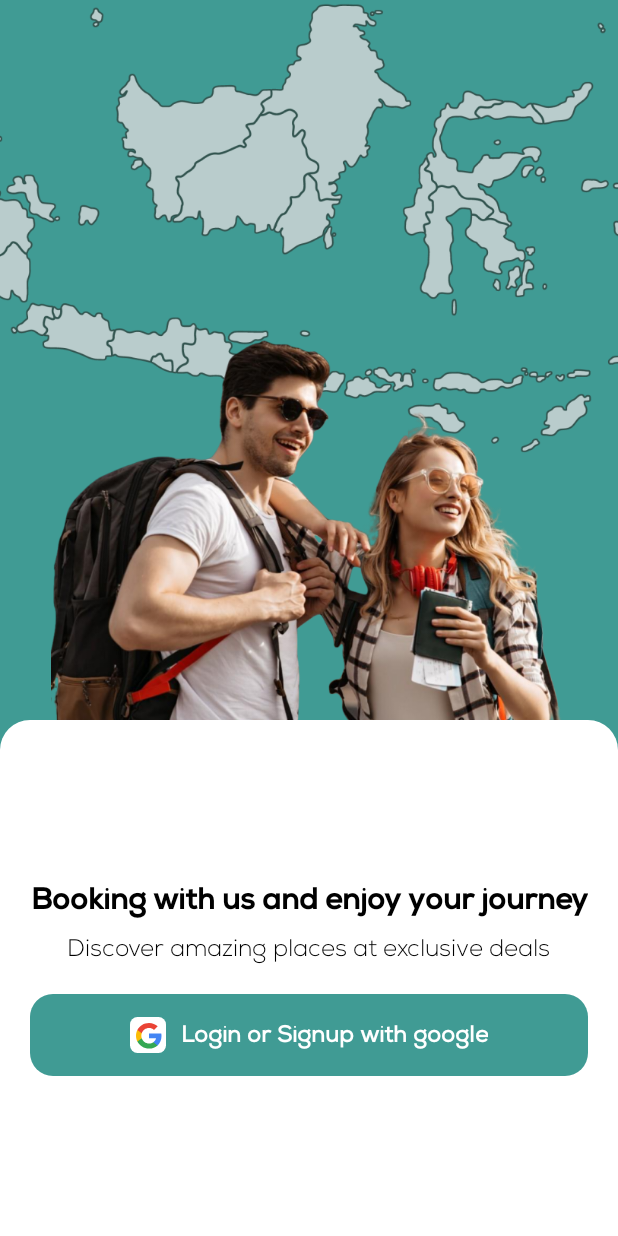
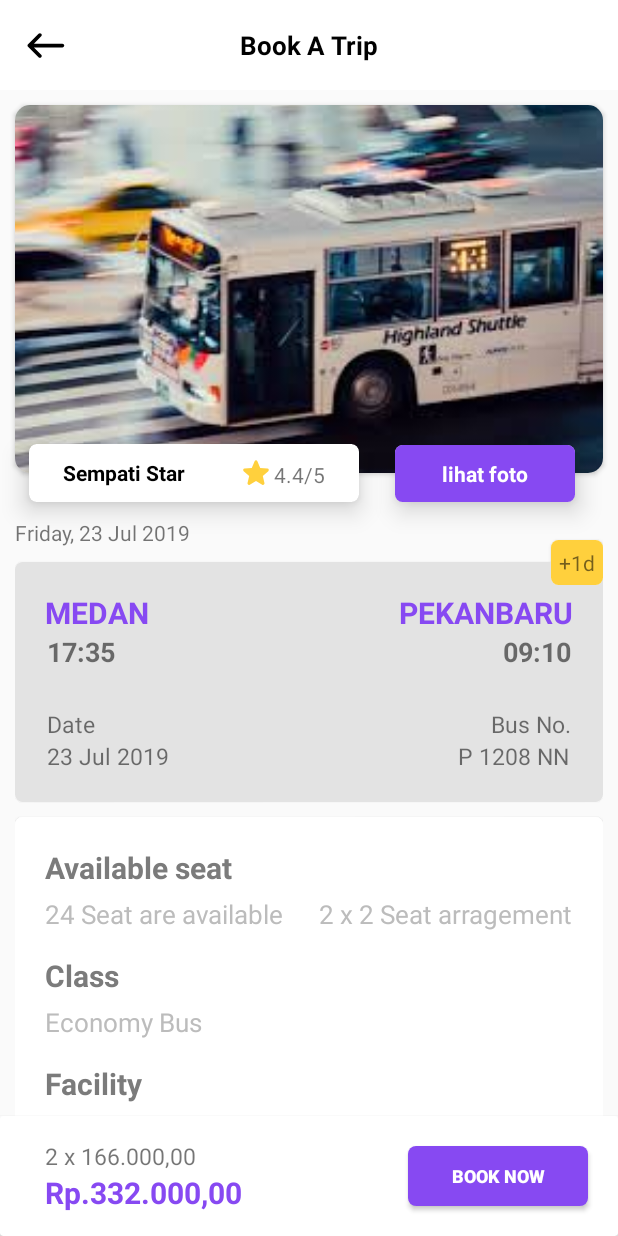
Before and after one commit to NecroYash/hacktiv8-project4, an Android app: the screen it shows after launch (LoginSignupActivity before the commit, BookATrip after it), on a phone screen of 412 x 824 dp. Run offline under Robolectric (Android 15) with nearby library versions, the phone set to English and light mode, and no system bars.

Commit message:
detail informasi bis

```diff
--- /dev/null
+++ b/app/src/main/java/com/example/travel/BookATrip.java
@@ -0,0 +1,14 @@
+package com.example.travel;
+
+import androidx.appcompat.app.AppCompatActivity;
+
+import android.os.Bundle;
+
+public class BookATrip extends AppCompatActivity {
+
+    @Override
+    protected void onCreate(Bundle savedInstanceState) {
+        super.onCreate(savedInstanceState);
+        setContentView(R.layout.activity_book_atrip);
+    }
+}
--- /dev/null
+++ b/app/src/main/res/drawable/button_shape.xml
@@ -0,0 +1,5 @@
+<?xml version="1.0" encoding="utf-8"?>
+<shape xmlns:android="http://schemas.android.com/apk/res/android">
+    <corners android:radius="5dp"/>
+    <solid android:color="@color/button_color"/>
+</shape>
--- /dev/null
+++ b/app/src/main/res/drawable/ic_back.xml
@@ -0,0 +1,5 @@
+<vector android:height="30dp" android:tint="#000000"
+    android:viewportHeight="24" android:viewportWidth="24"
+    android:width="30dp" xmlns:android="http://schemas.android.com/apk/res/android">
+    <path android:fillColor="@android:color/white" android:pathData="M9.7,18.3L9.7,18.3c0.39,-0.39 0.39,-1.02 0,-1.41L5.83,13H21c0.55,0 1,-0.45 1,-1v0c0,-0.55 -0.45,-1 -1,-1H5.83l3.88,-3.88c0.39,-0.39 0.39,-1.02 0,-1.41l0,0c-0.39,-0.39 -1.02,-0.39 -1.41,0L2.7,11.3c-0.39,0.39 -0.39,1.02 0,1.41l5.59,5.59C8.68,18.68 9.32,18.68 9.7,18.3z"/>
+</vector>
--- /dev/null
+++ b/app/src/main/res/drawable/ic_star.xml
@@ -0,0 +1,5 @@
+<vector android:height="24dp" android:tint="#FFD03D"
+    android:viewportHeight="24" android:viewportWidth="24"
+    android:width="24dp" xmlns:android="http://schemas.android.com/apk/res/android">
+    <path android:fillColor="@android:color/white" android:pathData="M12,17.27l4.15,2.51c0.76,0.46 1.69,-0.22 1.49,-1.08l-1.1,-4.72l3.67,-3.18c0.67,-0.58 0.31,-1.68 -0.57,-1.75l-4.83,-0.41l-1.89,-4.46c-0.34,-0.81 -1.5,-0.81 -1.84,0L9.19,8.63L4.36,9.04c-0.88,0.07 -1.24,1.17 -0.57,1.75l3.67,3.18l-1.1,4.72c-0.2,0.86 0.73,1.54 1.49,1.08L12,17.27z"/>
+</vector>
--- /dev/null
+++ b/app/src/main/res/layout/activity_book_atrip.xml
@@ -0,0 +1,236 @@
+<?xml version="1.0" encoding="utf-8"?>
+<androidx.constraintlayout.widget.ConstraintLayout xmlns:android="http://schemas.android.com/apk/res/android"
+    xmlns:app="http://schemas.android.com/apk/res-auto"
+    xmlns:tools="http://schemas.android.com/tools"
+    android:layout_width="match_parent"
+    android:layout_height="match_parent"
+    tools:context=".BookATrip">
+
+    <LinearLayout
+        android:id="@+id/subTitle"
+        android:layout_width="match_parent"
+        android:layout_height="60dp"
+        android:background="@color/white"
+        android:orientation="horizontal"
+        app:layout_constraintEnd_toEndOf="parent"
+        app:layout_constraintStart_toStartOf="parent"
+        app:layout_constraintTop_toTopOf="parent">
+
+        <androidx.constraintlayout.widget.ConstraintLayout
+            android:layout_width="match_parent"
+            android:layout_height="match_parent"
+            android:padding="5dp">
+
+            <ImageView
+                android:layout_width="wrap_content"
+                android:layout_height="wrap_content"
+                android:src="@drawable/ic_back"
+                android:layout_marginStart="10dp"
+                app:layout_constraintBottom_toBottomOf="parent"
+                app:layout_constraintStart_toStartOf="parent"
+                app:layout_constraintTop_toTopOf="parent" />
+
+            <TextView
+                android:layout_width="wrap_content"
+                android:layout_height="wrap_content"
+                android:text="Book A Trip"
+                android:textColor="@color/black"
+                android:textStyle="bold"
+                android:textSize="17sp"
+                app:layout_constraintBottom_toBottomOf="parent"
+                app:layout_constraintEnd_toEndOf="parent"
+                app:layout_constraintStart_toStartOf="parent"
+                app:layout_constraintTop_toTopOf="parent" />
+
+        </androidx.constraintlayout.widget.ConstraintLayout>
+    </LinearLayout>
+
+    <androidx.cardview.widget.CardView
+        android:id="@+id/background"
+        android:layout_width="match_parent"
+        android:layout_height="245dp"
+        app:cardCornerRadius="10sp"
+        android:layout_marginStart="10dp"
+        android:layout_marginTop="10dp"
+        android:layout_marginEnd="10dp"
+        app:layout_constraintEnd_toEndOf="parent"
+        app:layout_constraintStart_toStartOf="parent"
+        app:layout_constraintTop_toBottomOf="@id/subTitle">
+
+        <androidx.appcompat.widget.AppCompatImageView
+            android:layout_width="match_parent"
+            android:layout_height="match_parent"
+            android:scaleType="centerCrop"
+            android:src="@drawable/bis_background"/>
+
+    </androidx.cardview.widget.CardView>
+
+    <androidx.cardview.widget.CardView
+        android:id="@+id/cardRating"
+        android:layout_width="220dp"
+        android:layout_height="wrap_content"
+        android:layout_marginStart="9dp"
+        app:cardCornerRadius="5sp"
+        app:cardElevation="10dp"
+        app:layout_constraintBottom_toBottomOf="@id/background"
+        app:layout_constraintStart_toStartOf="@id/background"
+        app:layout_constraintTop_toBottomOf="@id/background">
+
+        <androidx.constraintlayout.widget.ConstraintLayout
+            android:layout_width="match_parent"
+            android:layout_height="match_parent"
+            android:padding="7dp">
+
+            <TextView
+                android:id="@+id/textView"
+                android:layout_width="wrap_content"
+                android:layout_height="wrap_content"
+                android:layout_marginStart="15sp"
+                android:text="Sempati Star"
+                android:textColor="@color/black"
+                android:textStyle="bold"
+                app:layout_constraintBottom_toBottomOf="parent"
+                app:layout_constraintStart_toStartOf="parent"
+                app:layout_constraintTop_toTopOf="parent" />
+
+            <androidx.appcompat.widget.AppCompatImageView
+                android:id="@+id/imgStars"
+                android:layout_width="wrap_content"
+                android:layout_height="wrap_content"
+                android:src="@drawable/ic_star"
+                app:layout_constraintBottom_toBottomOf="parent"
+                app:layout_constraintEnd_toStartOf="@id/txtRatings"
+                app:layout_constraintHorizontal_bias="1.0"
+                app:layout_constraintStart_toEndOf="@+id/textView"
+                app:layout_constraintTop_toTopOf="parent"
+                app:layout_constraintVertical_bias="0.35" />
+
+            <TextView
+                android:id="@+id/txtRatings"
+                android:layout_width="wrap_content"
+                android:layout_height="wrap_content"
+                android:layout_marginTop="5px"
+                android:layout_marginEnd="15dp"
+                android:text="4.4/5"
+                app:layout_constraintEnd_toEndOf="parent"
+                app:layout_constraintTop_toTopOf="@id/imgStars" />
+
+        </androidx.constraintlayout.widget.ConstraintLayout>
+
+    </androidx.cardview.widget.CardView>
+
+    <androidx.cardview.widget.CardView
+        android:id="@+id/btnLihatFoto"
+        android:layout_width="120dp"
+        android:layout_height="wrap_content"
+        android:layout_marginStart="20dp"
+        android:background="@color/button_color"
+        app:cardCornerRadius="5sp"
+        app:cardElevation="10dp"
+        android:layout_marginEnd="15dp"
+        app:layout_constraintBottom_toBottomOf="@id/background"
+        app:layout_constraintStart_toEndOf="@id/cardRating"
+        app:layout_constraintEnd_toEndOf="@id/background"
+        app:layout_constraintTop_toBottomOf="@id/background">
+
+        <androidx.constraintlayout.widget.ConstraintLayout
+            android:layout_width="match_parent"
+            android:layout_height="match_parent"
+            android:background="@color/button_color"
+            android:padding="9dp">
+
+            <TextView
+                android:layout_width="wrap_content"
+                android:layout_height="wrap_content"
+                android:text="lihat foto"
+                android:textColor="@color/white"
+                android:textStyle="bold"
+                app:layout_constraintBottom_toBottomOf="parent"
+                app:layout_constraintEnd_toEndOf="parent"
+                app:layout_constraintStart_toStartOf="parent"
+                app:layout_constraintTop_toTopOf="parent" />
+
+        </androidx.constraintlayout.widget.ConstraintLayout>
+
+    </androidx.cardview.widget.CardView>
+
+
+    <androidx.cardview.widget.CardView
+        android:id="@+id/infoPrice"
+        android:layout_width="match_parent"
+        android:layout_height="80dp"
+        app:layout_constraintBottom_toBottomOf="parent"
+        app:layout_constraintEnd_toEndOf="parent"
+        app:layout_constraintHorizontal_bias="0.0"
+        app:layout_constraintStart_toStartOf="parent" >
+
+        <androidx.constraintlayout.widget.ConstraintLayout
+            android:layout_width="match_parent"
+            android:layout_height="match_parent">
+
+            <TextView
+                android:id="@+id/RatePrice"
+                android:layout_width="wrap_content"
+                android:layout_height="wrap_content"
+                android:layout_marginStart="30dp"
+                android:layout_marginTop="16dp"
+                android:text="2 x 166.000,00"
+                android:textSize="15sp"
+                app:layout_constraintStart_toStartOf="parent"
+                app:layout_constraintTop_toTopOf="parent" />
+
+            <TextView
+                android:id="@+id/TotPrice"
+                android:layout_width="wrap_content"
+                android:layout_height="wrap_content"
+                android:text="Rp.332.000,00"
+                android:textColor="@color/button_color"
+                android:textSize="20sp"
+                android:textStyle="bold"
+                app:layout_constraintBottom_toBottomOf="parent"
+                app:layout_constraintStart_toStartOf="@+id/RatePrice"
+                app:layout_constraintTop_toBottomOf="@id/RatePrice"
+                app:layout_constraintVertical_bias="0.0" />
+
+            <Button
+                android:layout_width="120dp"
+                android:layout_height="40dp"
+                android:layout_marginEnd="20dp"
+                android:background="@drawable/button_shape"
+                android:text="BOOK NOW"
+                android:textColor="@color/white"
+                android:textSize="12sp"
+                android:textStyle="bold"
+                app:layout_constraintBottom_toBottomOf="parent"
+                app:layout_constraintEnd_toEndOf="parent"
+                app:layout_constraintHorizontal_bias="1.0"
+                app:layout_constraintStart_toEndOf="@+id/TotPrice"
+                app:layout_constraintTop_toTopOf="parent" />
+
+        </androidx.constraintlayout.widget.ConstraintLayout>
+
+    </androidx.cardview.widget.CardView>
+
+
+    <ScrollView
+        android:id="@+id/scrollView"
+        android:layout_width="match_parent"
+        android:layout_height="0dp"
+        app:layout_constraintBottom_toTopOf="@id/infoPrice"
+        app:layout_constraintEnd_toEndOf="parent"
+        app:layout_constraintStart_toStartOf="parent"
+        app:layout_constraintTop_toBottomOf="@id/background">
+
+        <LinearLayout
+            android:layout_width="match_parent"
+            android:layout_height="wrap_content">
+
+            <include layout="@layout/keterangan_perjalanan"/>
+
+        </LinearLayout>
+
+
+    </ScrollView>
+
+
+</androidx.constraintlayout.widget.ConstraintLayout>
--- /dev/null
+++ b/app/src/main/res/layout/keterangan_perjalanan.xml
@@ -0,0 +1,284 @@
+<?xml version="1.0" encoding="utf-8"?>
+<androidx.constraintlayout.widget.ConstraintLayout xmlns:android="http://schemas.android.com/apk/res/android"
+    xmlns:app="http://schemas.android.com/apk/res-auto"
+    xmlns:tools="http://schemas.android.com/tools"
+    android:layout_width="match_parent"
+    android:layout_height="match_parent"
+    android:padding="10dp">
+
+
+    <androidx.cardview.widget.CardView
+        android:id="@+id/cardInfo"
+        android:layout_width="match_parent"
+        android:layout_height="wrap_content"
+        app:cardCornerRadius="5dp"
+        android:layout_marginTop="10dp"
+        app:layout_constraintEnd_toEndOf="parent"
+        app:layout_constraintStart_toStartOf="parent"
+        app:layout_constraintTop_toBottomOf="@+id/dateNow">
+
+        <androidx.constraintlayout.widget.ConstraintLayout
+            android:layout_width="match_parent"
+            android:layout_height="match_parent"
+            android:background="#E3E3E3"
+            android:padding="20dp">
+
+            <TextView
+                android:id="@+id/kota_pertama"
+                android:layout_width="wrap_content"
+                android:layout_height="wrap_content"
+                android:text="MEDAN"
+                android:textColor="@color/button_color"
+                android:textSize="20sp"
+                android:textStyle="bold"
+                app:layout_constraintStart_toStartOf="parent"
+                app:layout_constraintTop_toTopOf="parent" />
+
+            <TextView
+                android:id="@+id/jam_berangkat"
+                android:layout_width="wrap_content"
+                android:layout_height="wrap_content"
+                android:layout_marginStart="1dp"
+                android:text="17:35"
+                android:textSize="18sp"
+                android:textStyle="bold"
+                app:layout_constraintStart_toStartOf="@+id/kota_pertama"
+                app:layout_constraintTop_toBottomOf="@id/kota_pertama" />
+
+            <TextView
+                android:id="@+id/kota_kedua"
+                android:layout_width="wrap_content"
+                android:layout_height="wrap_content"
+                android:text="PEKANBARU"
+                android:textColor="@color/button_color"
+                android:textSize="20sp"
+                android:textStyle="bold"
+                app:layout_constraintEnd_toEndOf="parent"
+                app:layout_constraintTop_toTopOf="parent" />
+
+            <TextView
+                android:id="@+id/jam_sampai"
+                android:layout_width="wrap_content"
+                android:layout_height="wrap_content"
+                android:layout_marginEnd="1dp"
+                android:text="09:10"
+                android:textSize="18sp"
+                android:textStyle="bold"
+                app:layout_constraintEnd_toEndOf="@+id/kota_kedua"
+                app:layout_constraintTop_toBottomOf="@id/kota_kedua" />
+
+            <TextView
+                android:id="@+id/txtDate"
+                android:layout_width="wrap_content"
+                android:layout_height="wrap_content"
+                android:layout_marginTop="25dp"
+                android:text="Date"
+                android:textSize="15sp"
+                app:layout_constraintStart_toStartOf="@+id/jam_berangkat"
+                app:layout_constraintTop_toBottomOf="@id/jam_berangkat" />
+
+            <TextView
+                android:id="@+id/Date"
+                android:layout_width="wrap_content"
+                android:layout_height="wrap_content"
+                android:layout_marginEnd="1dp"
+                android:text="23 Jul 2019"
+                android:textSize="15sp"
+                app:layout_constraintStart_toStartOf="@id/txtDate"
+                app:layout_constraintTop_toBottomOf="@id/txtDate" />
+
+            <TextView
+                android:id="@+id/txtBus"
+                android:layout_width="wrap_content"
+                android:layout_height="wrap_content"
+                android:layout_marginTop="25dp"
+                android:text="Bus No."
+                android:textSize="15sp"
+                app:layout_constraintEnd_toEndOf="@id/jam_sampai"
+                app:layout_constraintTop_toBottomOf="@id/jam_sampai" />
+
+            <TextView
+                android:id="@+id/platBus"
+                android:layout_width="wrap_content"
+                android:layout_height="wrap_content"
+                android:layout_marginEnd="1dp"
+                android:text="P 1208 NN"
+                android:textSize="15sp"
+                app:layout_constraintEnd_toEndOf="@id/txtBus"
+                app:layout_constraintTop_toBottomOf="@id/txtBus" />
+
+        </androidx.constraintlayout.widget.ConstraintLayout>
+
+    </androidx.cardview.widget.CardView>
+
+    <androidx.cardview.widget.CardView
+        android:id="@+id/AvailableSeat"
+        android:layout_width="match_parent"
+        android:layout_height="wrap_content"
+        android:layout_marginTop="10dp"
+        app:cardCornerRadius="5dp"
+        app:layout_constraintEnd_toEndOf="parent"
+        app:layout_constraintStart_toStartOf="parent"
+        app:layout_constraintTop_toBottomOf="@id/cardInfo">
+
+        <androidx.constraintlayout.widget.ConstraintLayout
+            android:layout_width="match_parent"
+            android:layout_height="match_parent"
+            android:background="#FFFFFF"
+            android:padding="20dp">
+
+            <TextView
+                android:id="@+id/textView2"
+                android:layout_width="wrap_content"
+                android:layout_height="wrap_content"
+                android:text="Available seat"
+                android:textColor="@color/sub_text_color"
+                android:textSize="20sp"
+                android:textStyle="bold"
+                app:layout_constraintStart_toStartOf="parent"
+                app:layout_constraintTop_toTopOf="parent" />
+
+            <TextView
+                android:id="@+id/seatAvailable"
+                android:layout_width="wrap_content"
+                android:layout_height="wrap_content"
+                android:layout_marginTop="5dp"
+                android:text="24 Seat are available"
+                android:textColor="@color/text_color"
+                android:textSize="17sp"
+                app:layout_constraintStart_toStartOf="@+id/textView2"
+                app:layout_constraintTop_toBottomOf="@+id/textView2" />
+
+            <TextView
+                android:id="@+id/reserveSeat"
+                android:layout_width="wrap_content"
+                android:layout_height="wrap_content"
+                android:text="2 x 2 Seat arragement"
+                android:textColor="@color/text_color"
+                android:textSize="17sp"
+                app:layout_constraintEnd_toEndOf="parent"
+                app:layout_constraintHorizontal_bias="1.0"
+                app:layout_constraintStart_toEndOf="@id/seatAvailable"
+                app:layout_constraintTop_toTopOf="@+id/seatAvailable" />
+
+
+            <TextView
+                android:id="@+id/txtClass"
+                android:layout_width="wrap_content"
+                android:layout_height="wrap_content"
+                android:layout_marginTop="15dp"
+                android:text="Class"
+                android:textColor="@color/sub_text_color"
+                android:textSize="20sp"
+                android:textStyle="bold"
+                app:layout_constraintStart_toStartOf="@+id/seatAvailable"
+                app:layout_constraintTop_toBottomOf="@id/seatAvailable" />
+
+            <TextView
+                android:id="@+id/classBus"
+                android:layout_width="wrap_content"
+                android:layout_height="wrap_content"
+                android:layout_marginTop="5dp"
+                android:text="Economy Bus"
+                android:textColor="@color/text_color"
+                android:textSize="17sp"
+                app:layout_constraintStart_toStartOf="@id/txtClass"
+                app:layout_constraintTop_toBottomOf="@id/txtClass"/>
+
+            <TextView
+                android:id="@+id/txtFacility"
+                android:layout_width="wrap_content"
+                android:layout_height="wrap_content"
+                android:layout_marginTop="15dp"
+                android:text="Facility"
+                android:textSize="20sp"
+                android:textStyle="bold"
+                android:textColor="@color/sub_text_color"
+                app:layout_constraintStart_toStartOf="@+id/seatAvailable"
+                app:layout_constraintTop_toBottomOf="@id/classBus" />
+
+            <androidx.appcompat.widget.AppCompatImageView
+                android:id="@+id/appCompatImageView"
+                android:layout_width="wrap_content"
+                android:layout_height="wrap_content"
+                android:layout_marginTop="15dp"
+                android:src="@drawable/ic_toilet"
+                app:layout_constraintStart_toStartOf="@+id/txtFacility"
+                app:layout_constraintTop_toBottomOf="@id/txtFacility" />
+
+            <TextView
+                android:id="@+id/textView3"
+                android:layout_width="wrap_content"
+                android:layout_height="wrap_content"
+                android:layout_marginStart="5dp"
+                android:text="Toilet"
+                android:textColor="@color/text_color"
+                android:textSize="16dp"
+                    app:layout_constraintStart_toEndOf="@+id/appCompatImageView"
+                app:layout_constraintTop_toTopOf="@+id/appCompatImageView" />
+
+            <androidx.appcompat.widget.AppCompatImageView
+                android:id="@+id/appCompatImageView1"
+                android:layout_width="wrap_content"
+                android:layout_height="wrap_content"
+                android:layout_marginTop="20dp"
+                android:src="@drawable/ic_waiting"
+                app:layout_constraintStart_toStartOf="@+id/appCompatImageView"
+                app:layout_constraintTop_toBottomOf="@id/appCompatImageView" />
+
+            <TextView
+                android:id="@+id/textView4"
+                android:layout_width="wrap_content"
+                android:layout_height="wrap_content"
+                android:layout_marginStart="5dp"
+                android:text="Rest Stop"
+                android:textColor="@color/text_color"
+                android:textSize="16dp"
+                app:layout_constraintStart_toEndOf="@+id/appCompatImageView1"
+                app:layout_constraintTop_toTopOf="@+id/appCompatImageView1" />
+
+
+        </androidx.constraintlayout.widget.ConstraintLayout>
+
+    </androidx.cardview.widget.CardView>
+
+    <androidx.cardview.widget.CardView
+        android:layout_width="wrap_content"
+        android:layout_height="wrap_content"
+        app:layout_constraintBottom_toTopOf="@+id/cardInfo"
+        app:layout_constraintTop_toTopOf="@+id/cardInfo"
+        app:cardCornerRadius="5dp"
+        app:layout_constraintEnd_toEndOf="@id/cardInfo"
+        tools:layout_editor_absoluteX="10dp">
+
+        <androidx.constraintlayout.widget.ConstraintLayout
+            android:layout_width="wrap_content"
+            android:layout_height="wrap_content"
+            android:padding="5dp"
+            android:background="@color/gold">
+
+            <TextView
+                android:layout_width="wrap_content"
+                android:layout_height="wrap_content"
+                android:text="+1d"
+                app:layout_constraintBottom_toBottomOf="parent"
+                app:layout_constraintEnd_toEndOf="parent"
+                app:layout_constraintStart_toStartOf="parent"
+                app:layout_constraintTop_toTopOf="parent" />
+
+
+        </androidx.constraintlayout.widget.ConstraintLayout>
+
+    </androidx.cardview.widget.CardView>
+
+    <TextView
+        android:id="@+id/dateNow"
+        android:layout_width="wrap_content"
+        android:layout_height="wrap_content"
+        android:layout_marginTop="20dp"
+        android:text="Friday, 23 Jul 2019"
+        app:layout_constraintStart_toStartOf="@+id/cardInfo"
+        app:layout_constraintTop_toTopOf="parent" />
+
+
+</androidx.constraintlayout.widget.ConstraintLayout>
--- a/app/src/main/res/values-night/themes.xml
+++ b/app/src/main/res/values-night/themes.xml
@@ -1,6 +1,6 @@
 <resources xmlns:tools="http://schemas.android.com/tools">
     <!-- Base application theme. -->
-    <style name="Theme.Travel" parent="Theme.MaterialComponents.DayNight.NoActionBar">
+    <style name="Theme.Travel" parent="Theme.AppCompat.Light.NoActionBar">
         <!-- Primary brand color. -->
         <item name="colorPrimary">@color/purple_200</item>
         <item name="colorPrimaryVariant">@color/purple_700</item>
--- a/app/src/main/res/values/colors.xml
+++ b/app/src/main/res/values/colors.xml
@@ -8,4 +8,8 @@
     <color name="black">#FF000000</color>
     <color name="white">#FFFFFFFF</color>
     <color name="main_color">#409B94</color>
+    <color name="button_color">#8749F2</color>
+    <color name="gold">#FFD03D</color>
+    <color name="text_color">#BCBCBC</color>
+    <color name="sub_text_color">#7B7B7B</color>
 </resources>
--- a/app/src/main/res/values/themes.xml
+++ b/app/src/main/res/values/themes.xml
@@ -1,6 +1,6 @@
 <resources xmlns:tools="http://schemas.android.com/tools">
     <!-- Base application theme. -->
-    <style name="Theme.Travel" parent="Theme.MaterialComponents.DayNight.NoActionBar">
+    <style name="Theme.Travel" parent="Theme.AppCompat.Light.NoActionBar">
         <!-- Primary brand color. -->
         <item name="colorPrimary">@color/main_color</item>
         <item name="colorPrimaryVariant">@color/purple_700</item>
```
Also changed, not shown: app/src/main/AndroidManifest.xml (+5 -2 lines), app/src/main/res/drawable-nodpi/bis_background.png (added), app/src/main/res/drawable-nodpi/ic_toilet.png (added), app/src/main/res/drawable-nodpi/ic_waiting.png (added).
